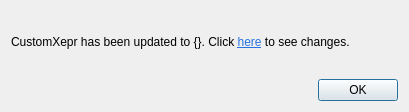
This is customxepr/gui/update_dialog.ui in OE-FET/customxepr as Qt 5 draws it before an edit. The edited form follows.
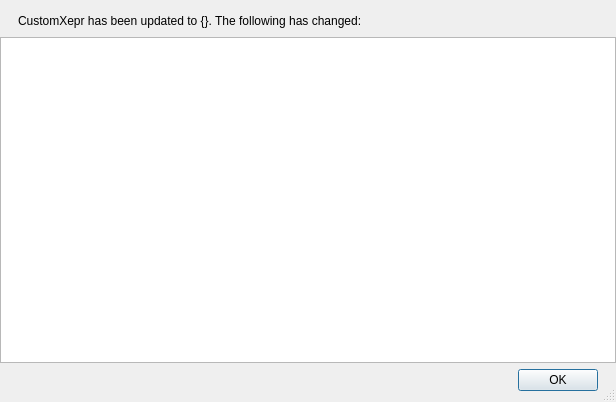
This is the edited form.

The edit to the form file:
```diff
--- a/customxepr/gui/update_dialog.ui
+++ b/customxepr/gui/update_dialog.ui
@@ -6,15 +6,50 @@
    <rect>
     <x>0</x>
     <y>0</y>
-    <width>409</width>
-    <height>112</height>
+    <width>616</width>
+    <height>402</height>
    </rect>
   </property>
   <property name="windowTitle">
    <string>CustomXepr Info</string>
   </property>
+  <property name="sizeGripEnabled">
+   <bool>true</bool>
+  </property>
   <layout class="QGridLayout" name="gridLayout">
-   <item row="1" column="0">
+   <property name="leftMargin">
+    <number>0</number>
+   </property>
+   <property name="rightMargin">
+    <number>0</number>
+   </property>
+   <item row="2" column="2">
+    <spacer name="horizontalSpacer_2">
+     <property name="orientation">
+      <enum>Qt::Horizontal</enum>
+     </property>
+     <property name="sizeType">
+      <enum>QSizePolicy::Fixed</enum>
+     </property>
+     <property name="sizeHint" stdset="0">
+      <size>
+       <width>12</width>
+       <height>20</height>
+      </size>
+     </property>
+    </spacer>
+   </item>
+   <item row="0" column="1">
+    <widget class="QLabel" name="label">
+     <property name="text">
+      <string>&lt;html&gt;&lt;head/&gt;&lt;body&gt;&lt;p&gt;CustomXepr has been updated to {}. The following has changed:&lt;/p&gt;&lt;/body&gt;&lt;/html&gt;</string>
+     </property>
+     <property name="openExternalLinks">
+      <bool>true</bool>
+     </property>
+    </widget>
+   </item>
+   <item row="2" column="1">
     <widget class="QDialogButtonBox" name="buttonBox">
      <property name="orientation">
       <enum>Qt::Horizontal</enum>
@@ -25,9 +60,67 @@
     </widget>
    </item>
    <item row="0" column="0">
-    <widget class="QLabel" name="label">
-     <property name="text">
-      <string>&lt;html&gt;&lt;head/&gt;&lt;body&gt;&lt;p&gt;CustomXepr has been updated to {}. Click &lt;a href=&quot;{}&quot;&gt;&lt;span style=&quot; text-decoration: underline; color:#2874e1;&quot;&gt;here&lt;/span&gt;&lt;/a&gt; to see changes.&lt;/p&gt;&lt;/body&gt;&lt;/html&gt;</string>
+    <spacer name="horizontalSpacer_3">
+     <property name="orientation">
+      <enum>Qt::Horizontal</enum>
+     </property>
+     <property name="sizeType">
+      <enum>QSizePolicy::Fixed</enum>
+     </property>
+     <property name="sizeHint" stdset="0">
+      <size>
+       <width>12</width>
+       <height>20</height>
+      </size>
+     </property>
+    </spacer>
+   </item>
+   <item row="0" column="2">
+    <spacer name="horizontalSpacer_4">
+     <property name="orientation">
+      <enum>Qt::Horizontal</enum>
+     </property>
+     <property name="sizeType">
+      <enum>QSizePolicy::Fixed</enum>
+     </property>
+     <property name="sizeHint" stdset="0">
+      <size>
+       <width>12</width>
+       <height>20</height>
+      </size>
+     </property>
+    </spacer>
+   </item>
+   <item row="2" column="0">
+    <spacer name="horizontalSpacer">
+     <property name="orientation">
+      <enum>Qt::Horizontal</enum>
+     </property>
+     <property name="sizeType">
+      <enum>QSizePolicy::Fixed</enum>
+     </property>
+     <property name="sizeHint" stdset="0">
+      <size>
+       <width>12</width>
+       <height>20</height>
+      </size>
+     </property>
+    </spacer>
+   </item>
+   <item row="1" column="0" colspan="3">
+    <widget class="QTextBrowser" name="textBrowser">
+     <property name="styleSheet">
+      <string notr="true"/>
+     </property>
+     <property name="frameShape">
+      <enum>QFrame::StyledPanel</enum>
+     </property>
+     <property name="html">
+      <string>&lt;!DOCTYPE HTML PUBLIC &quot;-//W3C//DTD HTML 4.0//EN&quot; &quot;http://www.w3.org/TR/REC-html40/strict.dtd&quot;&gt;
+&lt;html&gt;&lt;head&gt;&lt;meta name=&quot;qrichtext&quot; content=&quot;1&quot; /&gt;&lt;style type=&quot;text/css&quot;&gt;
+p, li { white-space: pre-wrap; }
+&lt;/style&gt;&lt;/head&gt;&lt;body style=&quot; font-family:'.SF NS Text'; font-size:13pt; font-weight:400; font-style:normal;&quot;&gt;
+&lt;p style=&quot;-qt-paragraph-type:empty; margin-top:0px; margin-bottom:12px; margin-left:0px; margin-right:0px; -qt-block-indent:0; text-indent:0px;&quot;&gt;&lt;br /&gt;&lt;/p&gt;&lt;/body&gt;&lt;/html&gt;</string>
      </property>
      <property name="openExternalLinks">
       <bool>true</bool>
```
